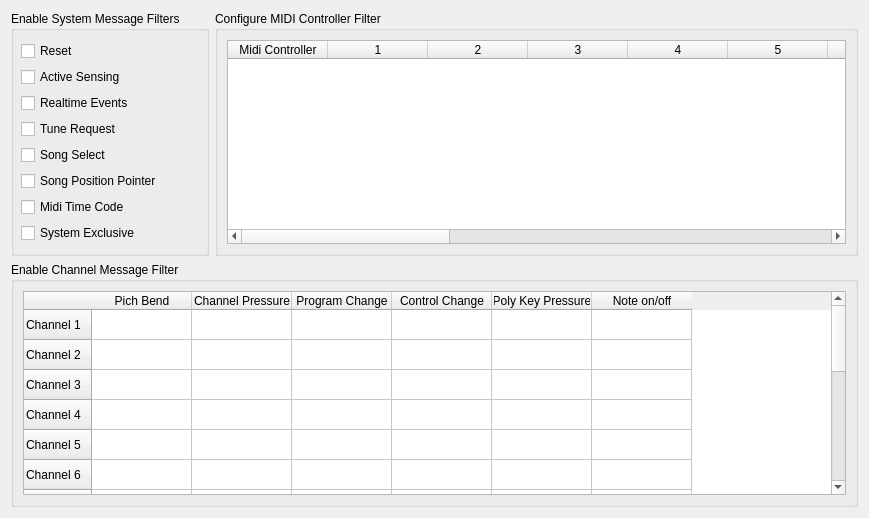
Before: the Qt Designer form src/widgets/portfiltersettingswidget.ui in dehnhardt/iconnconfig, drawn with Qt 5.
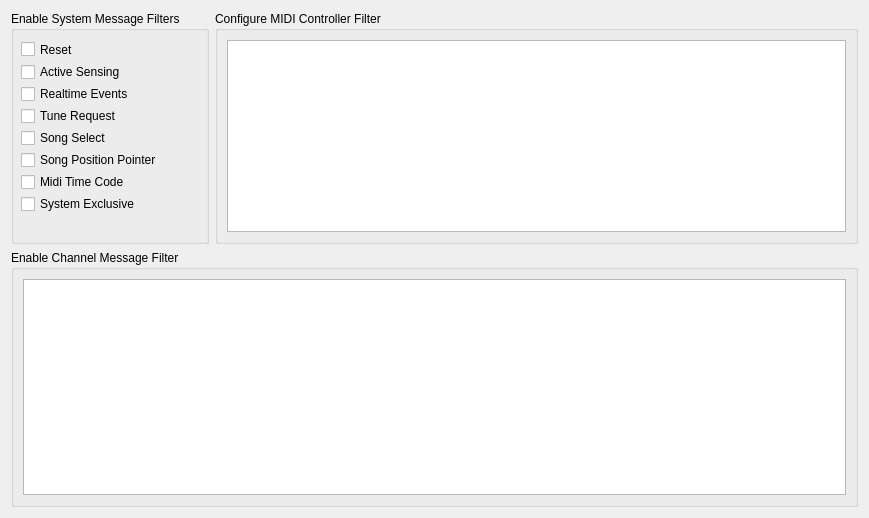
After: the same form once the commit is applied.

Commit message: display portfilter in in portfiltersettingswidget create combobox for MIDI controller values

The edit to the form file:
```diff
--- a/src/widgets/portfiltersettingswidget.ui
+++ b/src/widgets/portfiltersettingswidget.ui
@@ -14,6 +14,42 @@
    <string>Form</string>
   </property>
   <layout class="QGridLayout" name="gridLayout">
+   <item row="0" column="1">
+    <widget class="QGroupBox" name="m_pGrpMidiControllerFilter">
+     <property name="sizePolicy">
+      <sizepolicy hsizetype="Preferred" vsizetype="Preferred">
+       <horstretch>0</horstretch>
+       <verstretch>0</verstretch>
+      </sizepolicy>
+     </property>
+     <property name="title">
+      <string>Configure MIDI Controller Filter</string>
+     </property>
+     <layout class="QGridLayout" name="gridLayout_2">
+      <item row="0" column="0">
+       <widget class="QTableView" name="m_pTblMidiControllerFilter"/>
+      </item>
+     </layout>
+    </widget>
+   </item>
+   <item row="1" column="0" colspan="2">
+    <widget class="QGroupBox" name="m_pGrpMidiChannelMessageFilter">
+     <property name="sizePolicy">
+      <sizepolicy hsizetype="Preferred" vsizetype="Preferred">
+       <horstretch>0</horstretch>
+       <verstretch>4</verstretch>
+      </sizepolicy>
+     </property>
+     <property name="title">
+      <string>Enable Channel Message Filter</string>
+     </property>
+     <layout class="QGridLayout" name="gridLayout_3">
+      <item row="0" column="0">
+       <widget class="QTableView" name="tableView_2"/>
+      </item>
+     </layout>
+    </widget>
+   </item>
    <item row="0" column="0">
     <widget class="QGroupBox" name="grprMidiSystemMessagesFilter">
      <property name="sizePolicy">
@@ -37,7 +73,7 @@
         <x>10</x>
         <y>30</y>
         <width>191</width>
-        <height>212</height>
+        <height>171</height>
        </rect>
       </property>
       <layout class="QVBoxLayout" name="verticalLayout">
@@ -104,284 +140,6 @@
      </widget>
     </widget>
    </item>
-   <item row="0" column="1">
-    <widget class="QGroupBox" name="m_pGrpMidiControllerFilter">
-     <property name="title">
-      <string>Configure MIDI Controller Filter</string>
-     </property>
-     <layout class="QGridLayout" name="gridLayout_2">
-      <item row="0" column="0">
-       <widget class="QTableWidget" name="m_pTblMidiControllerFilter">
-        <property name="sizePolicy">
-         <sizepolicy hsizetype="Expanding" vsizetype="Expanding">
-          <horstretch>0</horstretch>
-          <verstretch>0</verstretch>
-         </sizepolicy>
-        </property>
-        <property name="columnCount">
-         <number>17</number>
-        </property>
-        <column>
-         <property name="text">
-          <string>Midi Controller</string>
-         </property>
-        </column>
-        <column>
-         <property name="text">
-          <string notr="true">1</string>
-         </property>
-         <property name="toolTip">
-          <string>MIDI Channel</string>
-         </property>
-        </column>
-        <column>
-         <property name="text">
-          <string notr="true">2</string>
-         </property>
-         <property name="toolTip">
-          <string>MIDI Channel</string>
-         </property>
-        </column>
-        <column>
-         <property name="text">
-          <string notr="true">3</string>
-         </property>
-         <property name="toolTip">
-          <string>MIDI Channel</string>
-         </property>
-        </column>
-        <column>
-         <property name="text">
-          <string notr="true">4</string>
-         </property>
-         <property name="toolTip">
-          <string>MIDI Channel</string>
-         </property>
-        </column>
-        <column>
-         <property name="text">
-          <string notr="true">5</string>
-         </property>
-         <property name="toolTip">
-          <string>MIDI Channel</string>
-         </property>
-        </column>
-        <column>
-         <property name="text">
-          <string notr="true">6</string>
-         </property>
-         <property name="toolTip">
-          <string>MIDI Channel</string>
-         </property>
-        </column>
-        <column>
-         <property name="text">
-          <string notr="true">7</string>
-         </property>
-         <property name="toolTip">
-          <string>MIDI Channel</string>
-         </property>
-        </column>
-        <column>
-         <property name="text">
-          <string notr="true">8</string>
-         </property>
-         <property name="toolTip">
-          <string>MIDI Channel</string>
-         </property>
-        </column>
-        <column>
-         <property name="text">
-          <string notr="true">9</string>
-         </property>
-         <property name="toolTip">
-          <string>MIDI Channel</string>
-         </property>
-        </column>
-        <column>
-         <property name="text">
-          <string notr="true">10</string>
-         </property>
-         <property name="toolTip">
-          <string>MIDI Channel</string>
-         </property>
-        </column>
-        <column>
-         <property name="text">
-          <string notr="true">11</string>
-         </property>
-         <property name="toolTip">
-          <string>MIDI Channel</string>
-         </property>
-        </column>
-        <column>
-         <property name="text">
-          <string notr="true">12</string>
-         </property>
-         <property name="toolTip">
-          <string>MIDI Channel</string>
-         </property>
-        </column>
-        <column>
-         <property name="text">
-          <string notr="true">13</string>
-         </property>
-         <property name="toolTip">
-          <string>MIDI Channel</string>
-         </property>
-        </column>
-        <column>
-         <property name="text">
-          <string notr="true">14</string>
-         </property>
-         <property name="toolTip">
-          <string>MIDI Channel</string>
-         </property>
-        </column>
-        <column>
-         <property name="text">
-          <string notr="true">15</string>
-         </property>
-         <property name="toolTip">
-          <string>MIDI Channel</string>
-         </property>
-        </column>
-        <column>
-         <property name="text">
-          <string notr="true">16</string>
-         </property>
-         <property name="toolTip">
-          <string>MIDI Channel</string>
-         </property>
-        </column>
-       </widget>
-      </item>
-     </layout>
-    </widget>
-   </item>
-   <item row="1" column="0" colspan="2">
-    <widget class="QGroupBox" name="m_pGrpMidiChannelMessageFilter">
-     <property name="title">
-      <string>Enable Channel Message Filter</string>
-     </property>
-     <layout class="QGridLayout" name="gridLayout_3">
-      <item row="0" column="0">
-       <widget class="QTableWidget" name="m_pTblChannelMessageFilter">
-        <row>
-         <property name="text">
-          <string>Channel 1</string>
-         </property>
-        </row>
-        <row>
-         <property name="text">
-          <string>Channel 2</string>
-         </property>
-        </row>
-        <row>
-         <property name="text">
-          <string>Channel 3</string>
-         </property>
-        </row>
-        <row>
-         <property name="text">
-          <string>Channel 4</string>
-         </property>
-        </row>
-        <row>
-         <property name="text">
-          <string>Channel 5</string>
-         </property>
-        </row>
-        <row>
-         <property name="text">
-          <string>Channel 6</string>
-         </property>
-        </row>
-        <row>
-         <property name="text">
-          <string>Channel 7</string>
-         </property>
-        </row>
-        <row>
-         <property name="text">
-          <string>Channel 8</string>
-         </property>
-        </row>
-        <row>
-         <property name="text">
-          <string>Channel 9</string>
-         </property>
-        </row>
-        <row>
-         <property name="text">
-          <string>Channel 10</string>
-         </property>
-        </row>
-        <row>
-         <property name="text">
-          <string>Channel 11</string>
-         </property>
-        </row>
-        <row>
-         <property name="text">
-          <string>Channel 12</string>
-         </property>
-        </row>
-        <row>
-         <property name="text">
-          <string>Channel 13</string>
-         </property>
-        </row>
-        <row>
-         <property name="text">
-          <string>Channel 14</string>
-         </property>
-        </row>
-        <row>
-         <property name="text">
-          <string>Channel 15</string>
-         </property>
-        </row>
-        <row>
-         <property name="text">
-          <string>Channel 16</string>
-         </property>
-        </row>
-        <column>
-         <property name="text">
-          <string>Pich Bend</string>
-         </property>
-        </column>
-        <column>
-         <property name="text">
-          <string>Channel Pressure</string>
-         </property>
-        </column>
-        <column>
-         <property name="text">
-          <string>Program Change</string>
-         </property>
-        </column>
-        <column>
-         <property name="text">
-          <string>Control Change</string>
-         </property>
-        </column>
-        <column>
-         <property name="text">
-          <string>Poly Key Pressure</string>
-         </property>
-        </column>
-        <column>
-         <property name="text">
-          <string>Note on/off</string>
-         </property>
-        </column>
-       </widget>
-      </item>
-     </layout>
-    </widget>
-   </item>
   </layout>
  </widget>
  <resources/>
```
Left out of the diff: 10 changed lines with no effect on the pictures. The commit also changes 9 other files.
